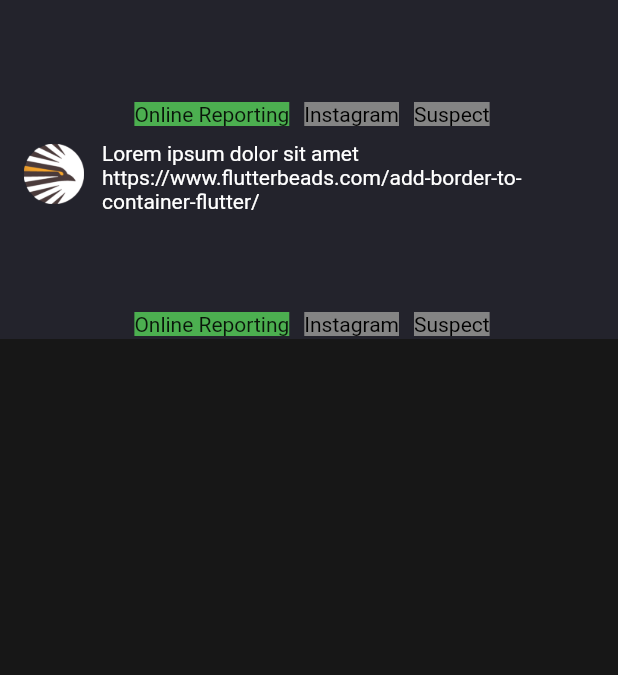
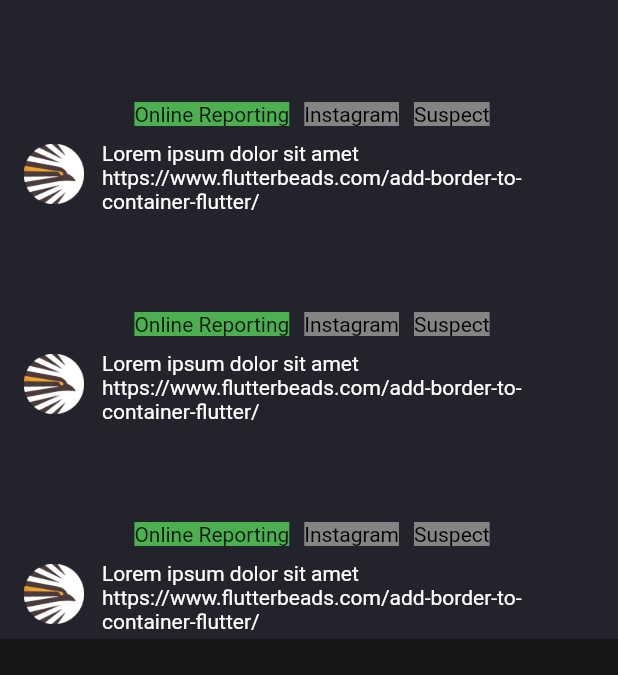
Before and after one commit to thomasjoseph22/cyberhawk, a Flutter app: the Firstpage screen opened directly, on a phone screen of 412 x 824 dp, the part 561-1236 px from its top. Run offline on Flutter 3.47's test engine with Material 2 defaults, Android fonts, the phone set to English and light mode, and no system bars; our stand-ins replace toggle_switch.

Commit message:
first commits

```diff
--- a/lib/firstpage.dart
+++ b/lib/firstpage.dart
@@ -16,7 +16,7 @@
         child: Column(
           children: [
             SizedBox(
-              height: 600,
+              height: 800,
               child: ListView.builder(
                   shrinkWrap: true,
                   scrollDirection: Axis.vertical,
```
